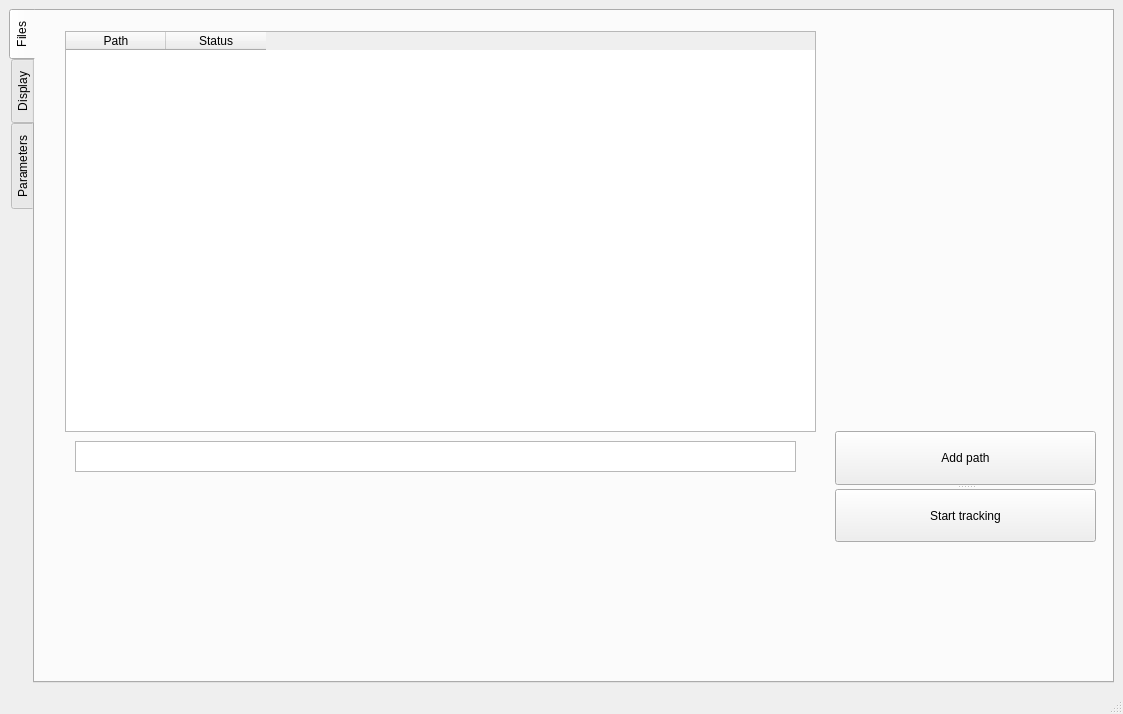
FastTrackOrg/FastTrack, file mainwindow.ui: the form before one commit.
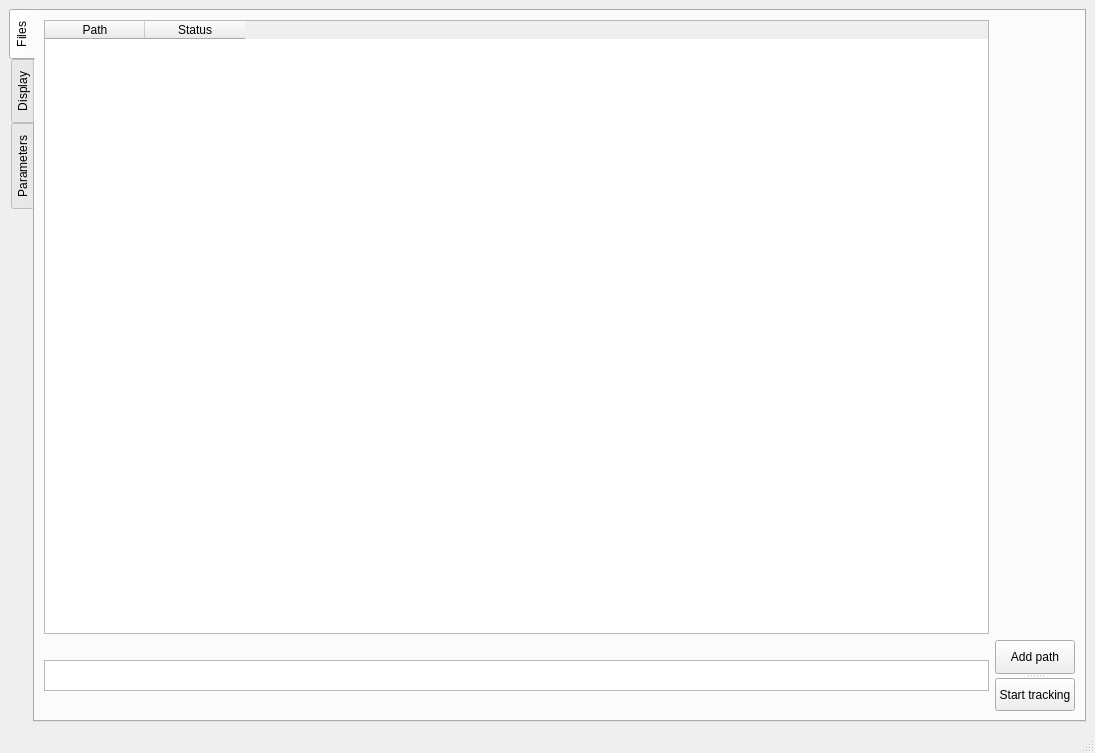
The form after the commit. The open tabs and pages were chosen to show the change.

What changed in the file:
```diff
--- a/mainwindow.ui
+++ b/mainwindow.ui
@@ -6,8 +6,8 @@
    <rect>
     <x>0</x>
     <y>0</y>
-    <width>1123</width>
-    <height>714</height>
+    <width>1095</width>
+    <height>753</height>
    </rect>
   </property>
   <property name="windowTitle">
@@ -27,15 +27,9 @@
        <attribute name="title">
         <string>Files</string>
        </attribute>
+       <layout class="QGridLayout" name="gridLayout_4">
+        <item row="0" column="0">
        <widget class="QTableWidget" name="tablePath">
-        <property name="geometry">
-         <rect>
-          <x>30</x>
-          <y>20</y>
-          <width>751</width>
-          <height>401</height>
-         </rect>
-        </property>
         <column>
          <property name="text">
           <string>Path</string>
@@ -47,39 +41,47 @@
          </property>
         </column>
        </widget>
+        </item>
+        <item row="1" column="0">
        <widget class="QTextEdit" name="textPathAdd">
-        <property name="geometry">
-         <rect>
-          <x>40</x>
-          <y>430</y>
-          <width>721</width>
+          <property name="maximumSize">
+           <size>
+            <width>16777215</width>
           <height>31</height>
-         </rect>
-        </property>
-       </widget>
+           </size>
+          </property>
+         </widget>
+        </item>
+        <item row="1" column="1">
        <widget class="QSplitter" name="splitter">
-        <property name="geometry">
-         <rect>
-          <x>800</x>
-          <y>420</y>
-          <width>261</width>
-          <height>111</height>
-         </rect>
-        </property>
         <property name="orientation">
          <enum>Qt::Vertical</enum>
         </property>
         <widget class="QPushButton" name="addPath">
+           <property name="maximumSize">
+            <size>
+             <width>151</width>
+             <height>34</height>
+            </size>
+           </property>
          <property name="text">
           <string>Add path</string>
          </property>
         </widget>
         <widget class="QPushButton" name="startButton">
+           <property name="maximumSize">
+            <size>
+             <width>151</width>
+             <height>33</height>
+            </size>
+           </property>
          <property name="text">
           <string>Start tracking</string>
          </property>
         </widget>
        </widget>
+        </item>
+       </layout>
       </widget>
       <widget class="QWidget" name="displayPanel">
        <attribute name="title">
```
Left out of the diff: 2 changed lines with no effect on the pictures. Lines whose indentation alone changed are shown as unchanged.
